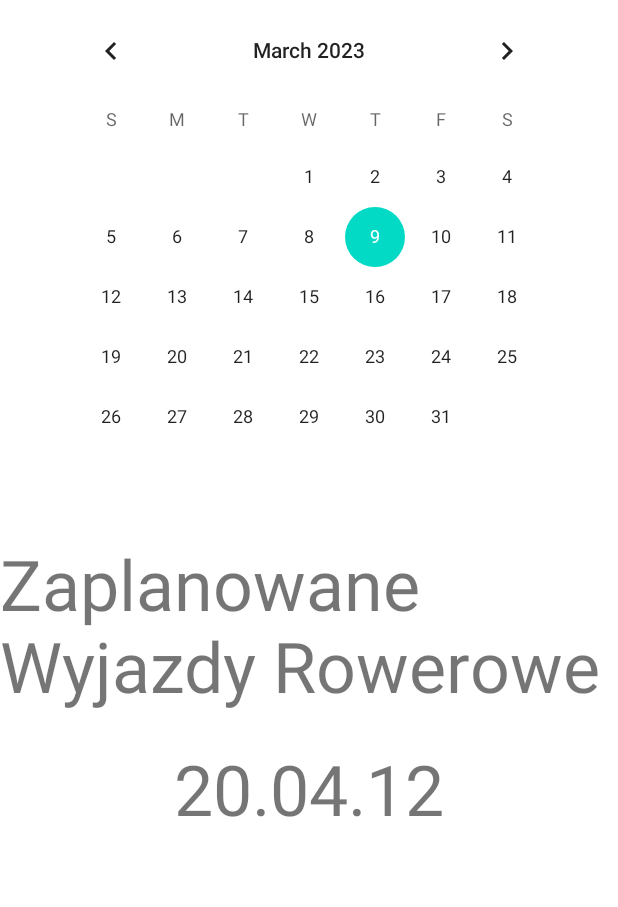
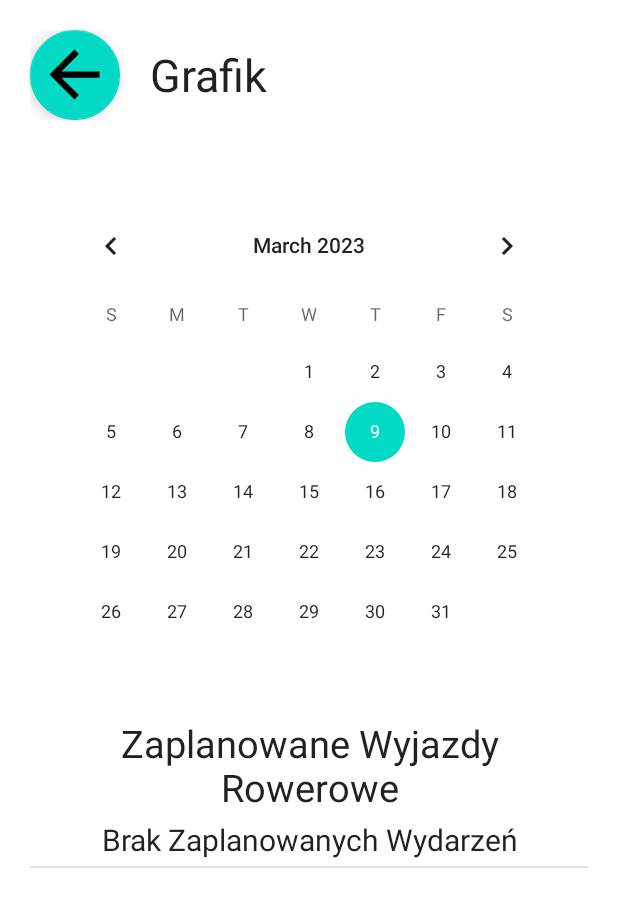
Before and after one commit to kubaxd864/ZSEiT, an Android app: the Page2 screen opened directly, with no data from a screen before it, on a phone screen of 412 x 824 dp. Shown: the top 907 px of the screen. Run offline under Robolectric (Android 15) with nearby library versions, the phone set to English and light mode, and no system bars.

Commit message:
Grafik App Update

```diff
--- a/Android Studio/Grafik/app/src/main/AndroidManifest.xml
+++ b/Android Studio/Grafik/app/src/main/AndroidManifest.xml
@@ -24,6 +24,7 @@
         </activity>
         <activity android:name=".Page1" />
         <activity android:name=".Page2" />
+        <activity android:name=".Page3" />
     </application>
 
 </manifest>
--- a/Android Studio/Grafik/app/src/main/java/com/example/grafik/MainActivity.java
+++ b/Android Studio/Grafik/app/src/main/java/com/example/grafik/MainActivity.java
@@ -13,7 +13,6 @@ import android.widget.TextView;
 
 public class MainActivity extends AppCompatActivity {
 
-    private TextView textView;
     private TextView textView2;
 
     @Override
@@ -21,7 +20,6 @@ public class MainActivity extends AppCompatActivity {
         super.onCreate(savedInstanceState);
         getSupportActionBar().hide();
         setContentView(R.layout.activity_main);
-        textView = findViewById(R.id.textView);
         textView2 = findViewById(R.id.textView2);
         String deviceName = Build.MODEL;
         String deviceManufacturer = Build.MANUFACTURER;
--- a/Android Studio/Grafik/app/src/main/java/com/example/grafik/Page2.java
+++ b/Android Studio/Grafik/app/src/main/java/com/example/grafik/Page2.java
@@ -1,22 +1,72 @@
 package com.example.grafik;
 
+import androidx.annotation.NonNull;
 import androidx.appcompat.app.AppCompatActivity;
-import androidx.core.view.GravityCompat;
-import androidx.drawerlayout.widget.DrawerLayout;
 
 import android.content.Intent;
 import android.os.Bundle;
 import android.view.View;
-
-import com.google.android.material.navigation.NavigationView;
+import android.widget.ArrayAdapter;
+import android.widget.CalendarView;
+import android.widget.ListView;
+import android.widget.Toast;
+import com.google.android.material.floatingactionbutton.FloatingActionButton;
+import java.time.LocalDate;
+import java.time.format.DateTimeFormatter;
+import java.util.ArrayList;
+import java.util.Arrays;
+import java.util.HashSet;
+import java.util.Set;
 
 
-public class Page2 extends AppCompatActivity {
+public class Page2 extends AppCompatActivity implements View.OnClickListener, CalendarView.OnDateChangeListener  {
+    ListView days = null;
+    Set<String> dates = new HashSet<String>();
+    ArrayList<String> dates2 = new ArrayList<String>();
+    ArrayAdapter<String> adapter = null;
 
     @Override
     protected void onCreate(Bundle savedInstanceState) {
         super.onCreate(savedInstanceState);
         setContentView(R.layout.page_2);
         getSupportActionBar().hide();
+        ((FloatingActionButton) findViewById(R.id.menuButton)).setOnClickListener(this);
+        ((CalendarView) findViewById(R.id.calendarView)).setOnDateChangeListener(this);
+        days = findViewById(R.id.workoutDaysList);
+        adapter = new ArrayAdapter<String>(this, R.layout.list_custom_text, dates2);
+        days.setAdapter(adapter);
+        if (dates.isEmpty()) {
+            dates.add("Brak Zaplanowanych Wydarzeń");
+        }
+        ArrayAdapter<String> a = new ArrayAdapter<String>(this, R.layout.list_custom_text, R.id.list_content, Arrays.asList(dates.toArray(new String[dates.size()])));
+        days.setAdapter(a);
+    }
+
+    @Override
+    public void onClick(View v) {
+        switch (v.getId()) {
+            case R.id.menuButton:
+                Intent myIntent = new Intent(this, Page1.class);
+                startActivity(myIntent);
+                break;
+        }
+    }
+
+    @Override
+    public void onSelectedDayChange(@NonNull CalendarView view, int year, int month, int dayOfMonth) {
+        DateTimeFormatter sdf = DateTimeFormatter.ofPattern("YYYY-MM-dd");
+        String date = sdf.format(LocalDate.of(year, month + 1, dayOfMonth));
+        if (dates.contains(date)) {
+            dates.remove(date);
+            Toast.makeText(getApplicationContext(), "Usunięto Wydarzenie z dnia " + date, Toast.LENGTH_SHORT).show();
+        }
+        else {
+            dates.add(date);
+            Toast.makeText(getApplicationContext(), "Dodano Wydarzenie na " + date, Toast.LENGTH_SHORT).show();
+            dates.remove("Brak Zaplanowanych Wydarzeń");
+        }
+
+        ArrayAdapter<String> a = new ArrayAdapter<String>(this, R.layout.list_custom_text, R.id.list_content, Arrays.asList(dates.toArray(new String[dates.size()])));
+        days.setAdapter(a);
     }
 }
--- /dev/null
+++ b/Android Studio/Grafik/app/src/main/res/drawable/ic_back.xml
@@ -0,0 +1,5 @@
+<vector android:height="24dp" android:tint="#000000"
+    android:viewportHeight="24" android:viewportWidth="24"
+    android:width="24dp" xmlns:android="http://schemas.android.com/apk/res/android">
+    <path android:fillColor="@android:color/white" android:pathData="M20,11H7.83l5.59,-5.59L12,4l-8,8 8,8 1.41,-1.41L7.83,13H20v-2z"/>
+</vector>
--- /dev/null
+++ b/Android Studio/Grafik/app/src/main/res/drawable/ic_baseline_calculate_24.xml
@@ -0,0 +1,5 @@
+<vector android:height="24dp" android:tint="#000000"
+    android:viewportHeight="24" android:viewportWidth="24"
+    android:width="24dp" xmlns:android="http://schemas.android.com/apk/res/android">
+    <path android:fillColor="@android:color/white" android:pathData="M19,3H5C3.9,3 3,3.9 3,5v14c0,1.1 0.9,2 2,2h14c1.1,0 2,-0.9 2,-2V5C21,3.9 20.1,3 19,3zM13.03,7.06L14.09,6l1.41,1.41L16.91,6l1.06,1.06l-1.41,1.41l1.41,1.41l-1.06,1.06L15.5,9.54l-1.41,1.41l-1.06,-1.06l1.41,-1.41L13.03,7.06zM6.25,7.72h5v1.5h-5V7.72zM11.5,16h-2v2H8v-2H6v-1.5h2v-2h1.5v2h2V16zM18,17.25h-5v-1.5h5V17.25zM18,14.75h-5v-1.5h5V14.75z"/>
+</vector>
--- a/Android Studio/Grafik/app/src/main/res/layout/activity_main.xml
+++ b/Android Studio/Grafik/app/src/main/res/layout/activity_main.xml
@@ -34,7 +34,7 @@
             android:layout_width="wrap_content"
             android:layout_height="wrap_content"
             android:layout_gravity="center"
-            android:layout_marginTop="200px"
+            android:layout_marginTop="100px"
             android:text=""
             android:textSize="50px"
             android:textAppearance= "@style/Base.TextAppearance.AppCompat.Large"/>
--- /dev/null
+++ b/Android Studio/Grafik/app/src/main/res/layout/list_custom_text.xml
@@ -0,0 +1,19 @@
+<?xml version="1.0" encoding="utf-8"?>
+<LinearLayout
+    xmlns:android="http://schemas.android.com/apk/res/android"
+    xmlns:app="http://schemas.android.com/apk/res-auto"
+    xmlns:tools="http://schemas.android.com/tools"
+    android:gravity="center_vertical"
+    android:layout_width="fill_parent"
+    android:layout_height="fill_parent">
+
+    <TextView
+        android:id="@+id/list_content"
+        android:gravity="center"
+        android:text="sample"
+        android:textSize="20dp"
+        android:layout_margin="4dip"
+        android:layout_width="fill_parent"
+        android:layout_height="wrap_content"
+        android:textAppearance= "@style/Base.TextAppearance.AppCompat.Large" />
+</LinearLayout>
--- a/Android Studio/Grafik/app/src/main/res/layout/page_2.xml
+++ b/Android Studio/Grafik/app/src/main/res/layout/page_2.xml
@@ -1,43 +1,66 @@
 <?xml version="1.0" encoding="utf-8"?>
-<androidx.constraintlayout.widget.ConstraintLayout xmlns:android="http://schemas.android.com/apk/res/android"
+<LinearLayout xmlns:android="http://schemas.android.com/apk/res/android"
     xmlns:app="http://schemas.android.com/apk/res-auto"
     xmlns:tools="http://schemas.android.com/tools"
     android:layout_width="match_parent"
-    android:layout_height="match_parent">
+    android:layout_height="match_parent"
+    tools:context=".Page2"
+    android:orientation="vertical"
+    android:padding="20dp"
+    android:gravity="center_horizontal">
 
     <LinearLayout
         android:layout_width="match_parent"
-        android:layout_height="match_parent"
-        android:orientation="vertical">
+        android:layout_height="wrap_content"
+        android:gravity="center_vertical"
+        android:layout_marginBottom="50dp">
 
-        <CalendarView
-            android:id="@+id/calendarView"
+        <com.google.android.material.floatingactionbutton.FloatingActionButton
+            android:id="@+id/menuButton"
             android:layout_width="wrap_content"
             android:layout_height="wrap_content"
-            android:layout_gravity="center"
-            tools:layout_editor_absoluteX="30dp"
-            tools:layout_editor_absoluteY="40dp" />
+            android:clickable="true"
+            app:fabCustomSize="60dp"
+            app:fabSize="normal"
+            app:maxImageSize="50dp"
+            app:srcCompat="@drawable/ic_back"
+            tools:layout_editor_absoluteX="1dp"
+            tools:layout_editor_absoluteY="0dp"
+            android:layout_marginRight="20dp"/>
 
         <TextView
-            android:id="@+id/textView4"
+            android:id="@+id/textView"
             android:layout_width="wrap_content"
             android:layout_height="wrap_content"
-            android:layout_gravity="center"
-            android:layout_marginTop="30px"
-            android:textSize="70px"
-            android:text="Zaplanowane Wyjazdy Rowerowe" />
+            android:text="Grafik"
+            android:textSize="30dp"
+            tools:layout_editor_absoluteX="115dp"
+            tools:layout_editor_absoluteY="40dp"
+            android:textAppearance= "@style/Base.TextAppearance.AppCompat.Large" />
 
-        <TextView
-            android:id="@+id/textView5"
-            android:layout_width="800px"
-            android:layout_height="wrap_content"
-            android:layout_gravity="center"
-            android:gravity="center"
-            android:layout_marginTop="30px"
-            android:textSize="70px"
-            android:text="20.04.12" />
     </LinearLayout>
 
+    <CalendarView
+        android:id="@+id/calendarView"
+        android:layout_width="wrap_content"
+        android:layout_height="wrap_content"
+        tools:layout_editor_absoluteX="30dp"
+        tools:layout_editor_absoluteY="80dp"
+        />
 
+    <TextView
+        android:layout_marginTop="10dp"
+        android:id="@+id/textView4"
+        android:layout_width="match_parent"
+        android:layout_height="wrap_content"
+        android:text="Zaplanowane Wyjazdy Rowerowe"
+        android:textAlignment="center"
+        android:textSize="25dp"
+        android:textAppearance= "@style/Base.TextAppearance.AppCompat.Large"/>
 
-</androidx.constraintlayout.widget.ConstraintLayout>
+    <ListView
+        android:id="@+id/workoutDaysList"
+        android:layout_width="match_parent"
+        android:layout_height="match_parent" />
+
+</LinearLayout>
--- a/Android Studio/Grafik/app/src/main/res/menu/menu.xml
+++ b/Android Studio/Grafik/app/src/main/res/menu/menu.xml
@@ -12,6 +12,11 @@
         android:title="@string/calendar" />
 
     <item
+        android:id="@+id/calculator"
+        android:icon="@drawable/ic_baseline_calculate_24"
+        android:title="@string/calculator" />
+
+    <item
         android:id="@+id/settings"
         android:icon="@drawable/ic_settings"
         android:title="@string/settings" />
--- a/Android Studio/Grafik/app/src/main/res/values/strings.xml
+++ b/Android Studio/Grafik/app/src/main/res/values/strings.xml
@@ -2,5 +2,6 @@
     <string name="app_name">Grafik</string>
     <string name="main_page">Main Page</string>
     <string name="calendar">Calendar</string>
+    <string name="calculator">Calculator</string>
     <string name="settings">Settings</string>
 </resources>
```
Also changed, not shown: Android Studio/Grafik/app/src/main/java/com/example/grafik/Page1.java (+13 -5 lines), Android Studio/Grafik/app/src/main/java/com/example/grafik/Page3.java (added, +48 -0 lines), Android Studio/Grafik/app/src/main/res/layout/calculator.xml (added, +117 -0 lines).
